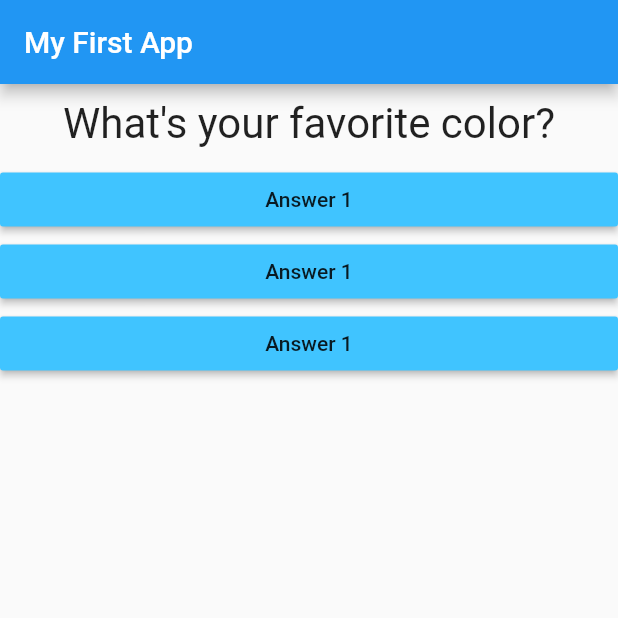
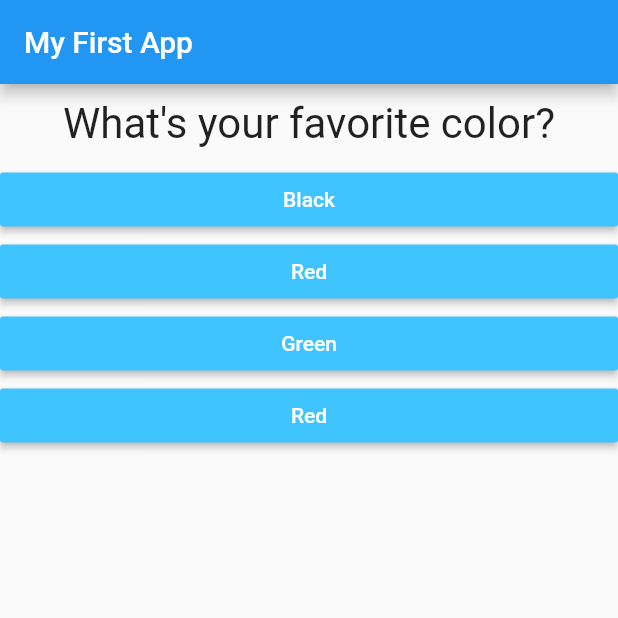
Before and after one commit to daivikvennela/surveyApp, a Flutter app: the screen it shows after launch, on a phone screen of 412 x 824 dp, the top half of it. Run offline on Flutter 3.47's test engine with Material 2 defaults, Android fonts, the phone set to English and light mode, and no system bars; missing offline and left inert: dart:ffi.

Commit message:
new files added for splitting main code into different widgets

```diff
--- a/lib/answer.dart
+++ b/lib/answer.dart
@@ -4,15 +4,16 @@ import 'package:flutter/material.dart';
 
 class Answer extends StatelessWidget {
   final VoidCallback selectHandler;
-
-  Answer(this.selectHandler);
+  final String answerText;
+  Answer(this.selectHandler, String this.answerText);
   @override
   Widget build(BuildContext context) {
     return Container(
       width: double.infinity,
       child: RaisedButton(
         color: Colors.lightBlueAccent,
-        child: Text('Answer 1'),
+        textColor: Colors.white,
+        child: Text(answerText),
         onPressed: selectHandler,
       ),
     );
--- a/lib/main.dart
+++ b/lib/main.dart
@@ -1,6 +1,7 @@
 import 'package:flutter/material.dart';
-import './question.dart';
-import './answer.dart';
+
+import './quiz.dart';
+import 'result.dart';
 
 //Automatically executes
 // all about widget's
@@ -18,36 +19,68 @@ class MyApp extends StatefulWidget {
 }
 
 class _MyAppState extends State<MyApp> {
+  final _questions = const [
+    {
+      'questionText': 'What\'s your favorite color?',
+      'answers': [
+        {'text': 'Black', 'score': 10},
+        {'text': 'Red', 'score': 5},
+        {'text': 'Green', 'score': 3},
+        {'text': 'Red', 'score': 1},
+      ]
+    }, //Fav color
+    {
+      'questionText': 'What\'s your favorite animal?',
+      'answers': [
+        {'text': 'Bat', 'score': 10},
+        {'text': 'Cheetah', 'score': 5},
+        {'text': 'Lion', 'score': 3},
+        {'text': 'Sphinx', 'score': 1},
+      ]
+    }, //Fav animal map
+    {
+      'questionText': 'What\'s favorite super hero?',
+      'answers': [
+        {'text': 'Batman', 'score': 10},
+        {'text': 'Flash', 'score': 5},
+        {'text': 'Superman', 'score': 2},
+        {'text': 'Moon Knight', 'score': 1},
+      ]
+    }, //Fav super hero
+  ];
   var _questionIndex = 0;
-
-  void _ansQuestion() {
+  var _totalscore = 0;
+  void _ansQuestion(int score) {
     setState(() {
       _questionIndex = _questionIndex + 1;
     });
 
+    _totalscore += score;
+
     print(_questionIndex);
+
+    if (_questionIndex < _questions.length) {
+      print("We have more questions!");
+    } else {
+      print("We have no more questions!");
+    }
   }
 
   @override
   Widget build(BuildContext context) {
-    var questions = [
-      'What\'s your favorite color?',
-      'What\s your favorite animal',
-    ];
     return MaterialApp(
       home: Scaffold(
         appBar: AppBar(
           title: Text('My First App'),
         ),
-        body: Column(
-          children: [
-            Question(questions[_questionIndex]),
-            Answer(_ansQuestion),
-            Answer(_ansQuestion),
-            Answer(_ansQuestion),
-          ],
-        ),
+        body: _questionIndex < _questions.length
+            ? Quiz(
+                answerQuestion: _ansQuestion,
+                questionIndex: _questionIndex,
+                questions: _questions,
+              )
+            : Result(),
       ),
     );
   } //build
-}//class
+} //class
--- /dev/null
+++ b/lib/quiz.dart
@@ -0,0 +1,36 @@
+import 'dart:ffi';
+
+import 'package:flutter/material.dart';
+import './question.dart';
+import './answer.dart';
+
+class Quiz extends StatelessWidget {
+  final List<Map<String, Object>> questions;
+  final int questionIndex;
+  final VoidCallback answerQuestion;
+  Quiz(
+      {required this.questions,
+      required this.answerQuestion,
+      required this.questionIndex});
+
+  @override
+  Widget build(BuildContext context) {
+    return Column(
+      children: [
+        Question(
+          questions[questionIndex]['questionText'] as String,
+        ),
+
+        ...(questions[questionIndex]['answers'] as List<Map<String, Object>>)
+            .map((answer) {
+          return Answer(
+              () => answerQuestion(answer['score']), answer['text'] as String);
+        }).toList()
+        // ...(questions[_questionIndex]['answers'] as List<String>)
+        //     .map((question) {
+        //   return Answer(_ansQuestion, answer);
+        // }).toList()
+      ],
+    );
+  }
+}
--- /dev/null
+++ b/lib/result.dart
@@ -0,0 +1,8 @@
+import 'package:flutter/material.dart';
+
+class Result extends StatelessWidget {
+  @override
+  Widget build(BuildContext context) {
+    return Center(child: Text("You did it! "));
+  }
+}
```
